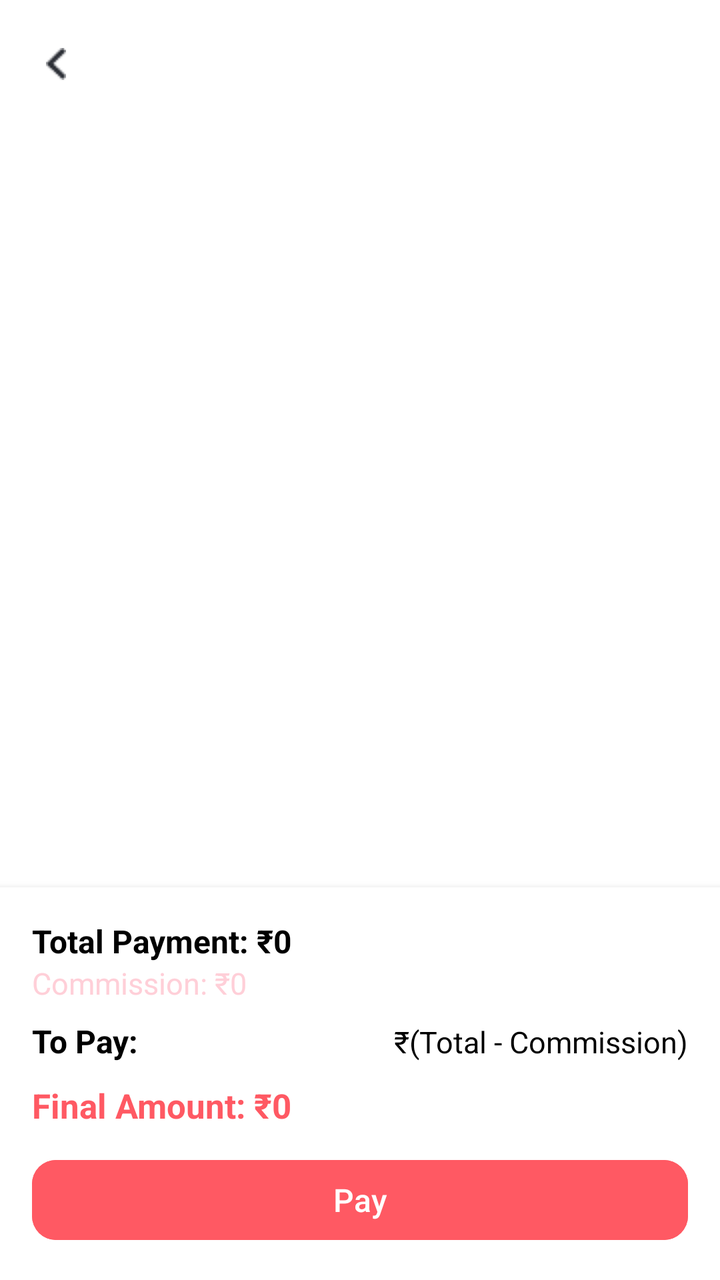
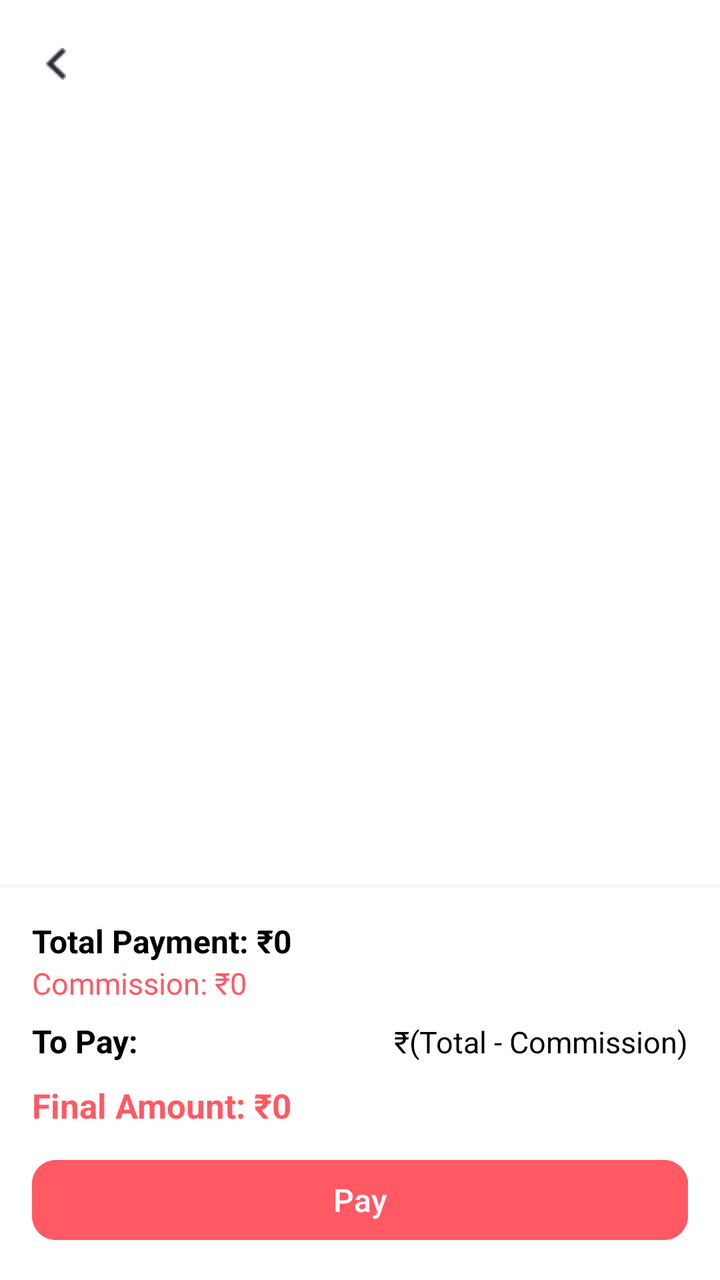

Before-and-after screenshots of an Android layout around one commit, followed by the original layout XML and the change that was made.
<!-- AndroidManifest.xml: application theme Theme.Food_delivery -->
<!-- res/layout/activity_cod_settelment.xml -->
<?xml version="1.0" encoding="utf-8"?>
<androidx.constraintlayout.widget.ConstraintLayout
    xmlns:android="http://schemas.android.com/apk/res/android"
    xmlns:app="http://schemas.android.com/apk/res-auto"
    xmlns:tools="http://schemas.android.com/tools"
    android:id="@+id/main"
    android:layout_width="match_parent"
    android:layout_height="match_parent"
    android:background="@android:color/white"
    android:fitsSystemWindows="true"
    tools:context=".Activity.CodSettelment_Activity">


    <com.google.android.material.appbar.MaterialToolbar
        android:id="@+id/toolbar"
        android:layout_width="0dp"
        android:layout_height="wrap_content"
        android:backgroundTint="@color/black"
        android:title="COD Settlement"
        android:titleTextColor="@android:color/white"
        app:navigationIcon="@drawable/ic_back"
        app:layout_constraintTop_toTopOf="parent"
        app:layout_constraintStart_toStartOf="parent"
        app:layout_constraintEnd_toEndOf="parent"/>


    <androidx.recyclerview.widget.RecyclerView
        android:id="@+id/recyclerCodSettlement"
        android:layout_width="0dp"
        android:layout_height="0dp"
        android:padding="8dp"
        android:clipToPadding="false"
        app:layout_constraintTop_toBottomOf="@id/toolbar"
        app:layout_constraintBottom_toTopOf="@id/summaryLayout"
        app:layout_constraintStart_toStartOf="parent"
        app:layout_constraintEnd_toEndOf="parent"/>

    
    <LinearLayout
        android:id="@+id/summaryLayout"
        android:orientation="vertical"
        android:layout_width="0dp"
        android:layout_height="wrap_content"
        android:background="@android:color/white"
        android:elevation="6dp"
        android:padding="16dp"
        app:layout_constraintBottom_toBottomOf="parent"
        app:layout_constraintStart_toStartOf="parent"
        app:layout_constraintEnd_toEndOf="parent">

        
        <TextView
            android:id="@+id/tvTotalPayment"
            android:layout_width="match_parent"
            android:layout_height="wrap_content"
            android:text="Total Payment: ₹0"
            android:textSize="16sp"
            android:textStyle="bold"
            android:textColor="@color/black"/>

        
        <TextView
            android:id="@+id/tvCommission"
            android:layout_width="match_parent"
            android:layout_height="wrap_content"
            android:text="Commission: ₹0"
            android:textSize="15sp"
            android:textColor="@color/pink_gradient_end"/>

        
        <LinearLayout
            android:id="@+id/linearToPay"
            android:layout_width="match_parent"
            android:layout_height="wrap_content"
            android:orientation="horizontal"

            android:layout_marginTop="8dp">

            <TextView
                android:layout_width="0dp"
                android:layout_height="wrap_content"
                android:layout_weight="1"
                android:text="To Pay:"
                android:textColor="@color/black"
                android:textStyle="bold"
                android:textSize="16sp"/>

            <TextView
                android:id="@+id/tvToPayCalculation"
                android:layout_width="wrap_content"
                android:layout_height="wrap_content"
                android:text="₹(Total - Commission)"
                android:textColor="@color/black"
                android:textSize="15sp"/>
        </LinearLayout>

        
        <TextView
            android:id="@+id/tvFinalAmount"
            android:layout_width="match_parent"
            android:layout_height="wrap_content"
            android:text="Final Amount: ₹0"
            android:textStyle="bold"
            android:textSize="17sp"
            android:layout_marginTop="10dp"
            android:textColor="@color/lightpink"/>

        
        <com.google.android.material.button.MaterialButton
            android:id="@+id/btnPay"
            android:layout_width="match_parent"
            android:layout_height="wrap_content"
            android:text="Pay"
            android:textAllCaps="false"
            android:textSize="16sp"
            android:layout_marginTop="12dp"
            android:backgroundTint="@color/lightpink"
            android:textColor="@android:color/white"
            app:cornerRadius="12dp"/>
    </LinearLayout>

</androidx.constraintlayout.widget.ConstraintLayout>
<!-- resources referenced by this layout -->
<resources>
  <color name="black">#FF000000</color>
  <color name="lightpink">#FF5963</color>
  <color name="pink_gradient_end">#ffcfd8</color>
  <!-- drawable ic_back: png bitmap (drawable, 350 bytes) -->
  <style name="Theme.Food_delivery" parent="Base.Theme.Food_delivery" />
  <style name="Base.Theme.Food_delivery" parent="Theme.Material3.DayNight.NoActionBar">
          
          <item name="android:statusBarColor">@color/white</item>
          <item name="android:windowLightStatusBar">true</item>
  
          
          <item name="android:navigationBarColor">@color/white</item>
  
          
          
          
      </style>
  <color name="white">#FFFFFFFF</color>
</resources>

<!-- the commit's change to res/layout/activity_cod_settelment.xml (unified diff, before → after) -->
@@ -1,122 +1,128 @@
 <?xml version="1.0" encoding="utf-8"?>
-<androidx.constraintlayout.widget.ConstraintLayout
-    xmlns:android="http://schemas.android.com/apk/res/android"
+<layout xmlns:android="http://schemas.android.com/apk/res/android"
     xmlns:app="http://schemas.android.com/apk/res-auto"
-    xmlns:tools="http://schemas.android.com/tools"
-    android:id="@+id/main"
-    android:layout_width="match_parent"
-    android:layout_height="match_parent"
-    android:background="@android:color/white"
-    android:fitsSystemWindows="true"
-    tools:context=".Activity.CodSettelment_Activity">
+    xmlns:tools="http://schemas.android.com/tools">
+
+    <data>
+
+    </data>
+
+    <androidx.constraintlayout.widget.ConstraintLayout
+        android:id="@+id/main"
+        android:layout_width="match_parent"
+        android:layout_height="match_parent"
+        android:background="@android:color/white"
+        android:fitsSystemWindows="true"
+        tools:context=".Activity.CodSettelment_Activity">
 
 
-    <com.google.android.material.appbar.MaterialToolbar
-        android:id="@+id/toolbar"
-        android:layout_width="0dp"
-        android:layout_height="wrap_content"
-        android:backgroundTint="@color/black"
-        android:title="COD Settlement"
-        android:titleTextColor="@android:color/white"
-        app:navigationIcon="@drawable/ic_back"
-        app:layout_constraintTop_toTopOf="parent"
-        app:layout_constraintStart_toStartOf="parent"
-        app:layout_constraintEnd_toEndOf="parent"/>
+        <com.google.android.material.appbar.MaterialToolbar
+            android:id="@+id/toolbar"
+            android:layout_width="0dp"
+            android:layout_height="wrap_content"
+            android:backgroundTint="@color/black"
+            android:title="COD Settlement"
+            android:titleTextColor="@android:color/white"
+            app:navigationIcon="@drawable/ic_back"
+            app:layout_constraintTop_toTopOf="parent"
+            app:layout_constraintStart_toStartOf="parent"
+            app:layout_constraintEnd_toEndOf="parent" />
 
 
-    <androidx.recyclerview.widget.RecyclerView
-        android:id="@+id/recyclerCodSettlement"
-        android:layout_width="0dp"
-        android:layout_height="0dp"
-        android:padding="8dp"
-        android:clipToPadding="false"
-        app:layout_constraintTop_toBottomOf="@id/toolbar"
-        app:layout_constraintBottom_toTopOf="@id/summaryLayout"
-        app:layout_constraintStart_toStartOf="parent"
-        app:layout_constraintEnd_toEndOf="parent"/>
-
-    
-    <LinearLayout
-        android:id="@+id/summaryLayout"
-        android:orientation="vertical"
-        android:layout_width="0dp"
-        android:layout_height="wrap_content"
-        android:background="@android:color/white"
-        android:elevation="6dp"
-        android:padding="16dp"
-        app:layout_constraintBottom_toBottomOf="parent"
-        app:layout_constraintStart_toStartOf="parent"
-        app:layout_constraintEnd_toEndOf="parent">
-
-        
-        <TextView
-            android:id="@+id/tvTotalPayment"
-            android:layout_width="match_parent"
-            android:layout_height="wrap_content"
-            android:text="Total Payment: ₹0"
-            android:textSize="16sp"
-            android:textStyle="bold"
-            android:textColor="@color/black"/>
-
-        
-        <TextView
-            android:id="@+id/tvCommission"
-            android:layout_width="match_parent"
-            android:layout_height="wrap_content"
-            android:text="Commission: ₹0"
-            android:textSize="15sp"
-            android:textColor="@color/pink_gradient_end"/>
+        <androidx.recyclerview.widget.RecyclerView
+            android:id="@+id/recyclerCodSettlement"
+            android:layout_width="0dp"
+            android:layout_height="0dp"
+            android:padding="8dp"
+            android:clipToPadding="false"
+            app:layout_constraintTop_toBottomOf="@id/toolbar"
+            app:layout_constraintBottom_toTopOf="@id/summaryLayout"
+            app:layout_constraintStart_toStartOf="parent"
+            app:layout_constraintEnd_toEndOf="parent" />
 
         
         <LinearLayout
-            android:id="@+id/linearToPay"
-            android:layout_width="match_parent"
+            android:id="@+id/summaryLayout"
+            android:orientation="vertical"
+            android:layout_width="0dp"
             android:layout_height="wrap_content"
-            android:orientation="horizontal"
+            android:background="@android:color/white"
+            android:elevation="6dp"
+            android:padding="16dp"
+            app:layout_constraintBottom_toBottomOf="parent"
+            app:layout_constraintStart_toStartOf="parent"
+            app:layout_constraintEnd_toEndOf="parent">
 
-            android:layout_marginTop="8dp">
+            
+            <TextView
+                android:id="@+id/tvTotalPayment"
+                android:layout_width="match_parent"
+                android:layout_height="wrap_content"
+                android:text="Total Payment: ₹0"
+                android:textSize="16sp"
+                android:textStyle="bold"
+                android:textColor="@color/black" />
 
+            
             <TextView
-                android:layout_width="0dp"
+                android:id="@+id/tvCommission"
+                android:layout_width="match_parent"
                 android:layout_height="wrap_content"
-                android:layout_weight="1"
-                android:text="To Pay:"
-                android:textColor="@color/black"
+                android:text="Commission: ₹0"
+                android:textSize="15sp"
+                android:textColor="@color/lightpink" />
+
+            
+            <LinearLayout
+                android:id="@+id/linearToPay"
+                android:layout_width="match_parent"
+                android:layout_height="wrap_content"
+                android:orientation="horizontal"
+
+                android:layout_marginTop="8dp">
+
+                <TextView
+                    android:layout_width="0dp"
+                    android:layout_height="wrap_content"
+                    android:layout_weight="1"
+                    android:text="To Pay:"
+                    android:textColor="@color/black"
+                    android:textStyle="bold"
+                    android:textSize="16sp" />
+
+                <TextView
+                    android:id="@+id/tvToPayCalculation"
+                    android:layout_width="wrap_content"
+                    android:layout_height="wrap_content"
+                    android:text="₹(Total - Commission)"
+                    android:textColor="@color/black"
+                    android:textSize="15sp" />
+            </LinearLayout>
+
+            
+            <TextView
+                android:id="@+id/tvFinalAmount"
+                android:layout_width="match_parent"
+                android:layout_height="wrap_content"
+                android:text="Final Amount: ₹0"
                 android:textStyle="bold"
-                android:textSize="16sp"/>
+                android:textSize="17sp"
+                android:layout_marginTop="10dp"
+                android:textColor="@color/lightpink" />
 
-            <TextView
-                android:id="@+id/tvToPayCalculation"
-                android:layout_width="wrap_content"
+            
+            <com.google.android.material.button.MaterialButton
+                android:id="@+id/btnPay"
+                android:layout_width="match_parent"
                 android:layout_height="wrap_content"
-                android:text="₹(Total - Commission)"
-                android:textColor="@color/black"
-                android:textSize="15sp"/>
+                android:text="Pay"
+                android:textAllCaps="false"
+                android:textSize="16sp"
+                android:layout_marginTop="12dp"
+                android:backgroundTint="@color/lightpink"
+                android:textColor="@android:color/white"
+                app:cornerRadius="12dp" />
         </LinearLayout>
 
-        
-        <TextView
-            android:id="@+id/tvFinalAmount"
-            android:layout_width="match_parent"
-            android:layout_height="wrap_content"
-            android:text="Final Amount: ₹0"
-            android:textStyle="bold"
-            android:textSize="17sp"
-            android:layout_marginTop="10dp"
-            android:textColor="@color/lightpink"/>
-
-        
-        <com.google.android.material.button.MaterialButton
-            android:id="@+id/btnPay"
-            android:layout_width="match_parent"
-            android:layout_height="wrap_content"
-            android:text="Pay"
-            android:textAllCaps="false"
-            android:textSize="16sp"
-            android:layout_marginTop="12dp"
-            android:backgroundTint="@color/lightpink"
-            android:textColor="@android:color/white"
-            app:cornerRadius="12dp"/>
-    </LinearLayout>
-
-</androidx.constraintlayout.widget.ConstraintLayout>
+    </androidx.constraintlayout.widget.ConstraintLayout>
+</layout>
<!-- resource entries referenced after the edit -->
@@ -2,7 +2,6 @@
 <resources>
   <color name="black">#FF000000</color>
   <color name="lightpink">#FF5963</color>
-  <color name="pink_gradient_end">#ffcfd8</color>
   <!-- drawable ic_back: png bitmap (drawable, 350 bytes) -->
   <style name="Theme.Food_delivery" parent="Base.Theme.Food_delivery" />
   <style name="Base.Theme.Food_delivery" parent="Theme.Material3.DayNight.NoActionBar">
